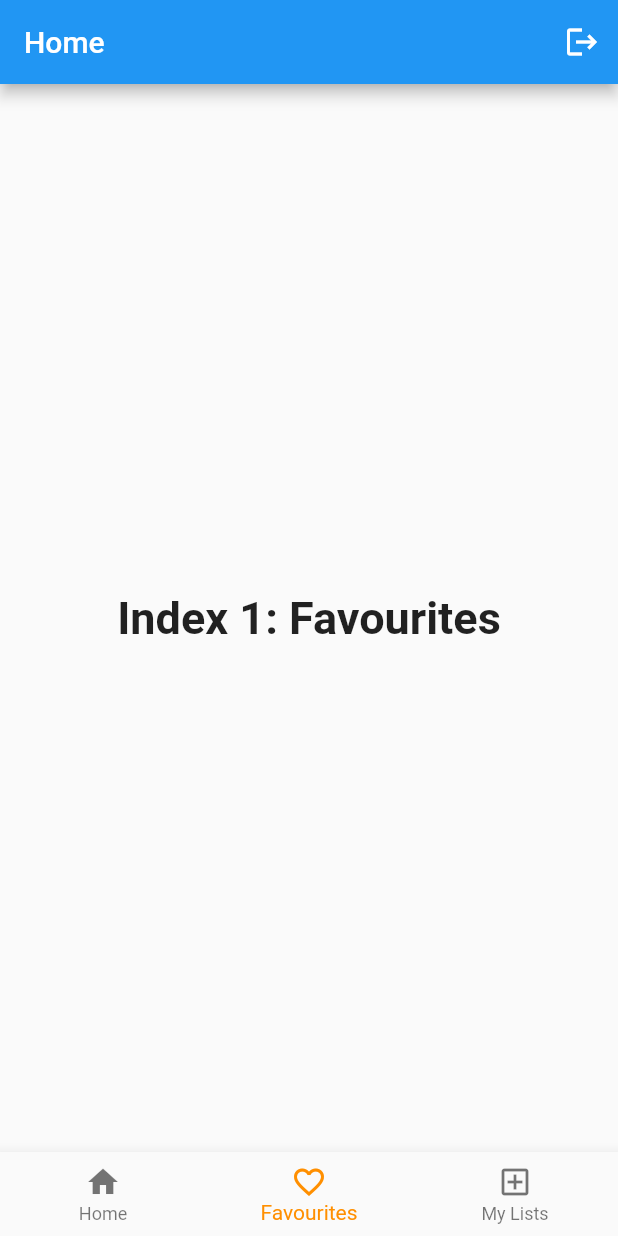
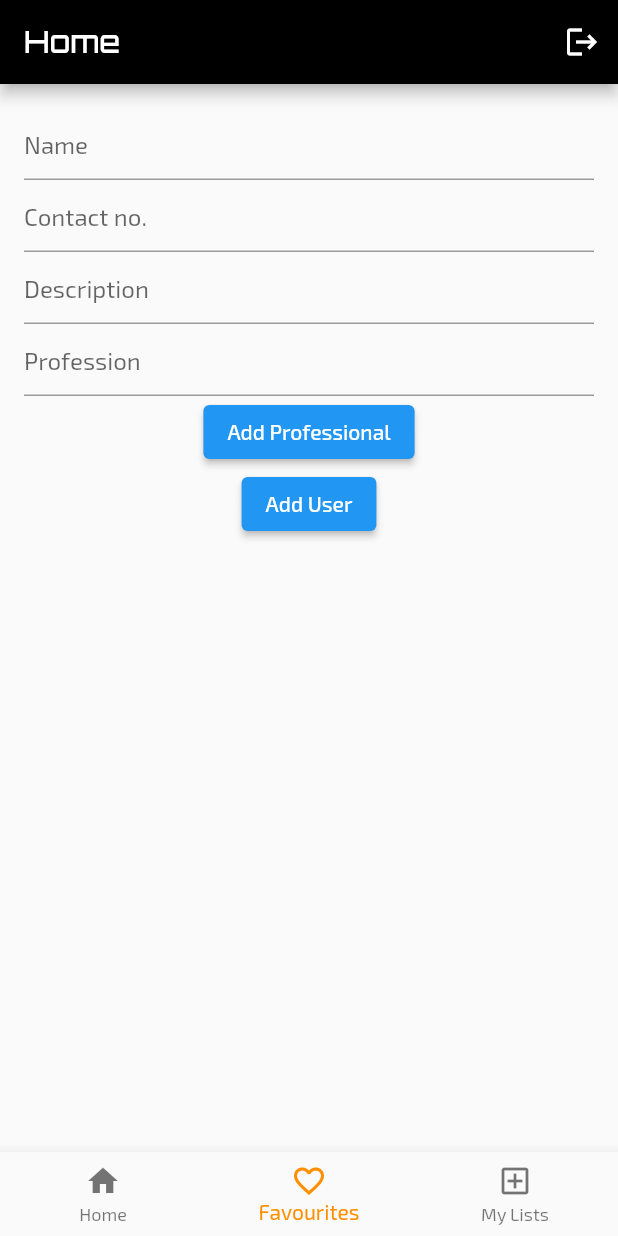
Before and after one commit to mhrjnamar/camerbook, a Flutter app: the MyStatefulWidget screen opened directly, item 2 of the bottom bar chosen, on a phone screen of 412 x 824 dp. Run offline on Flutter 3.47's test engine with Material 2 defaults, Android fonts, the phone set to English and light mode, and no system bars; our stand-ins replace carousel_slider, cloud_firestore, firebase_auth, firebase_core, google_fonts, introduction_screen; missing offline and left inert: slimy_card; accounts and stored records are empty.

Commit message:
sprint 2 almost done

```diff
--- a/lib/auth/authentication_service.dart
+++ b/lib/auth/authentication_service.dart
@@ -1,3 +1,4 @@
+import 'package:camerbook/backend/firebase.dart';
 import 'package:firebase_auth/firebase_auth.dart';
 
 class AuthenticationService{
@@ -25,6 +26,7 @@ class AuthenticationService{
 
        await   _firebaseAuth.createUserWithEmailAndPassword(
           email: email, password: password);
+       userSetup(email);
     }on FirebaseAuthException catch(e){
       return e.message;
     }
--- /dev/null
+++ b/lib/model/ProfessionModel.dart
@@ -0,0 +1,35 @@
+// To parse this JSON data, do
+//
+//     final welcome = welcomeFromMap(jsonString);
+
+import 'dart:convert';
+
+ProfessionModel welcomeFromMap(String str) => ProfessionModel.fromMap(json.decode(str));
+
+String welcomeToMap(ProfessionModel data) => json.encode(data.toMap());
+
+class ProfessionModel {
+  ProfessionModel({
+    this.name,
+    this.profession,
+    this.description,
+    this.contact,
+  });
+
+  final String name;
+  final String profession;
+  final int contact;
+  final List<String> description;
+
+  factory ProfessionModel.fromMap(Map<String, dynamic> json) => ProfessionModel(
+    name: json["greeting"] == null ? null : json["greeting"],
+    description: json["instructions"] == null ? null : List<String>.from(json["instructions"].map((x) => x)),
+  );
+
+  Map<String, dynamic> toMap() => {
+    "name": name == null ? null : name,
+    "profession": profession == null ? null : profession,
+    "contact": contact == null ? null : contact,
+    "intro_message": description == null ? null : List<dynamic>.from(description.map((x) => x)),
+  };
+}
--- /dev/null
+++ b/lib/model/UserModel.dart
@@ -0,0 +1,39 @@
+// To parse this JSON data, do
+//
+//     final welcome = welcomeFromMap(jsonString);
+
+import 'dart:convert';
+
+import 'package:firebase_auth/firebase_auth.dart';
+
+UserModel welcomeFromMap(String str) => UserModel.fromMap(json.decode(str));
+
+String welcomeToMap(UserModel data) => json.encode(data.toMap());
+
+class UserModel {
+  UserModel({
+    this.uid,
+    this.name,
+    this.profession,
+    this.description,
+    this.contact,
+  });
+  final String uid;
+  final String name;
+  final String profession;
+  final String contact;
+  final List<String> description;
+
+  factory UserModel.fromMap(Map<String, dynamic> json) => UserModel(
+    name: json["name"] == null ? null : json["name"],
+    description: json["description"] == null ? null : List<String>.from(json["description"].map((x) => x)),
+  );
+
+  Map<String, dynamic> toMap() => {
+    "uid" : uid == null ? null : uid,
+    "name": name == null ? null : name,
+    "profession": profession == null ? null : profession,
+    "contact": contact == null ? null : contact,
+    "intro_message": description == null ? null : List<dynamic>.from(description.map((x) => x)),
+  };
+}
--- a/lib/screens/HomeScreen.dart
+++ b/lib/screens/HomeScreen.dart
@@ -1,3 +1,5 @@
+import 'package:camerbook/app/theme.dart';
+import 'package:camerbook/screens/sub_screens/test.dart';
 import 'package:provider/provider.dart';
 import 'package:camerbook/auth/authentication_service.dart';
 import 'package:flutter/material.dart';
@@ -9,6 +11,8 @@ class HomeScreen extends StatelessWidget {
   @override
   Widget build(BuildContext context) {
     return MaterialApp(
+      theme: AppTheme.light(),
+      darkTheme: AppTheme.dark(),
       title: _title,
       home: MyStatefulWidget(),
     );
@@ -31,10 +35,7 @@ class _MyStatefulWidgetState extends State<MyStatefulWidget> {
   static  List<Widget> _widgetOptions = <Widget>[
 
     HomeScr(),
-    Text(
-      'Index 1: Favourites',
-      style: optionStyle,
-    ),
+    Test(),
     Text(
       'Index 2: My Lists',
       style: optionStyle,
--- a/lib/screens/SignupScreen.dart
+++ b/lib/screens/SignupScreen.dart
@@ -113,10 +113,11 @@ class _SignupScreenState extends State<SignupScreen> {
                                     },
                                   );
                                 }
+                              }
                                 setState(() {
                                   isLoading1 = true;
                                 });
-                              }
+
                             }
                                 ): Center(child: CircularProgressIndicator())
                     ),
--- a/lib/screens/sub_screens/home.dart
+++ b/lib/screens/sub_screens/home.dart
@@ -1,3 +1,4 @@
+import 'package:camerbook/backend/Read.dart';
 import 'package:flutter/cupertino.dart';
 import 'package:flutter/material.dart';
 import 'package:carousel_slider/carousel_slider.dart';
@@ -9,10 +10,12 @@ class HomeScr extends StatefulWidget {
 }
 
 class _HomeScrState extends State<HomeScr> {
+
   void productDisplay(var i) {
+      String id = ReadUserId();
     Navigator.of(context)
         .push(MaterialPageRoute(builder: (BuildContext addQuestionContext) {
-      return Product(i);
+      return Product(i,id);
     }));
   }
 
--- /dev/null
+++ b/lib/screens/sub_screens/test.dart
@@ -0,0 +1,197 @@
+import 'package:camerbook/auth/authentication_service.dart';
+import 'package:camerbook/backend/Read.dart';
+import 'package:camerbook/backend/backend.dart';
+import 'package:camerbook/backend/firebase.dart';
+import 'package:camerbook/model/ProfessionModel.dart';
+import 'package:camerbook/model/UserModel.dart';
+import 'package:flutter/material.dart';
+import 'package:provider/provider.dart';
+// Import the firebase_core and cloud_firestore plugin
+import 'package:firebase_core/firebase_core.dart';
+import 'package:cloud_firestore/cloud_firestore.dart';
+bool isLoading= true;
+bool isLoading1= true;
+class Test extends StatefulWidget {
+  @override
+  _TestState createState() => _TestState();
+}
+
+class _TestState extends State<Test> {
+
+  final TextEditingController nameController = TextEditingController();
+  final TextEditingController description = TextEditingController();
+  final TextEditingController profession = TextEditingController();
+  final TextEditingController contact = TextEditingController();
+  final _formKey = GlobalKey<FormState>();
+  @override
+  Widget build(BuildContext context) {
+    return Scaffold(
+
+        body: Column(children: [
+
+          Padding(
+              padding: EdgeInsets.all(16),
+              child: Form(
+                key: _formKey,
+                child: Column(
+                  children: <Widget>[
+                    TextFormField(
+                      controller: nameController,
+                      decoration: InputDecoration(
+                        hintText: "Name",
+                      ),
+                      validator: (value) {
+                        if (value.isEmpty) {
+                          return "Please enter your name";
+                        }
+                        return null;
+                      },
+                    ),
+                    TextFormField(
+                      controller: contact,
+                      decoration: InputDecoration(
+                        hintText: "Contact no.",
+                      ),
+                      validator: (value) {
+                        if (value.isEmpty) {
+                          return "Please enter contact";
+                        }
+                        return null;
+                      },
+                    ),
+                    TextFormField(
+                      controller: description,
+                      decoration: InputDecoration(
+                        hintText: "Description",
+                      ),
+                      validator: (value) {
+                        if (value.isEmpty) {
+                          return "Please enter short descriptions";
+                        }
+                        return null;
+                      },
+                    ),
+                    TextFormField(
+                      controller: profession,
+                      decoration: InputDecoration(
+                        hintText: "Profession",
+                      ),
+                      obscureText: true,
+                      validator: (value) {
+                        if (value.isEmpty) {
+                          return "Please enter profession";
+                        }
+                        return null;
+                      },
+                    ),
+                    Padding(
+                        padding: EdgeInsets.all(0),
+                        child: isLoading
+                            ? ElevatedButton(
+                            child: Text("Add Professional"),
+                            onPressed: () async
+                            {
+                              setState(() {
+                                isLoading = false;
+                              });
+
+                              if (_formKey.currentState.validate()) {
+                                dynamic results = await context.
+                                read<Backend>().addProfessional(
+                                  new ProfessionModel(name: nameController.text,profession: profession.text ,description: [description.text])
+                                );
+
+                                if (results != null) {
+                                  showDialog<void>(
+                                    context: context,
+                                    barrierDismissible: false,
+                                    // user must tap button!
+                                    builder: (BuildContext context) {
+                                      return AlertDialog(
+                                        title: Text('Error'),
+                                        content: SingleChildScrollView(
+                                          child: ListBody(
+                                            children: <Widget>[
+                                              Text(results),
+                                            ],
+                                          ),
+                                        ),
+                                        actions: <Widget>[
+                                          TextButton(
+                                            child: Text('Done'),
+                                            onPressed: () {
+                                              Navigator.of(context).pop();
+                                            },
+                                          ),
+                                        ],
+                                      );
+                                    },
+                                  );
+                                }
+                                setState(() {
+                                  isLoading = true;
+                                });
+                              }
+                            }
+                        ): Center(child: CircularProgressIndicator())
+                    ),
+                    Padding(
+                        padding: EdgeInsets.all(0),
+                        child: isLoading
+                            ? ElevatedButton(
+                            child: Text("Add User"),
+                            onPressed: () async
+                            {
+                              setState(() {
+                                isLoading1 = false;
+                              });
+
+                              if (_formKey.currentState.validate()) {
+                                String data = ReadUserId();
+                                dynamic results = await context.
+                                read<Backend>().addUser(
+                                    new UserModel(uid:data,name: nameController.text,profession: profession.text,contact: contact.text ,description: [description.text])
+                                );
+
+                                if (results != null) {
+                                  showDialog<void>(
+                                    context: context,
+                                    barrierDismissible: false,
+                                    // user must tap button!
+                                    builder: (BuildContext context) {
+                                      return AlertDialog(
+                                        title: Text('Error'),
+                                        content: SingleChildScrollView(
+                                          child: ListBody(
+                                            children: <Widget>[
+                                              Text(results),
+                                            ],
+                                          ),
+                                        ),
+                                        actions: <Widget>[
+                                          TextButton(
+                                            child: Text('Done'),
+                                            onPressed: () {
+                                              Navigator.of(context).pop();
+                                            },
+                                          ),
+                                        ],
+                                      );
+                                    },
+                                  );
+                                }
+                                setState(() {
+                                  isLoading1 = true;
+                                });
+                              }
+                            }
+                        ): Center(child: CircularProgressIndicator())
+                    ),
+                    Padding(padding: EdgeInsets.all(8)),
+
+                  ],
+                ),
+              ))
+        ]));
+  }
+}
--- a/pubspec.yaml
+++ b/pubspec.yaml
@@ -25,12 +25,15 @@ dependencies:
     sdk: flutter
 
   carousel_slider: ^2.3.1
+  google_fonts: ^1.1.2
   firebase_core: "0.7.0"
+  cloud_firestore: "^0.16.0"
   firebase_auth: "^0.20.0+1"
   firebase_database: "^6.0.0"
   provider: ^4.3.2+1
   slimy_card: ^1.0.4
   introduction_screen: ^1.0.9
+
   # The following adds the Cupertino Icons font to your application.
   # Use with the CupertinoIcons class for iOS style icons.
 
```
Also changed, not shown: lib/app/theme.dart (added, +40 -0 lines), lib/backend/Read.dart (added, +12 -0 lines), lib/backend/firebase.dart (added, +13 -0 lines), lib/main.dart (+64 -2 lines), lib/screens/SignInAuth.dart (+3 -55 lines), lib/screens/sub_screens/product.dart (+10 -5 lines), pubspec.lock, 1 other file.
